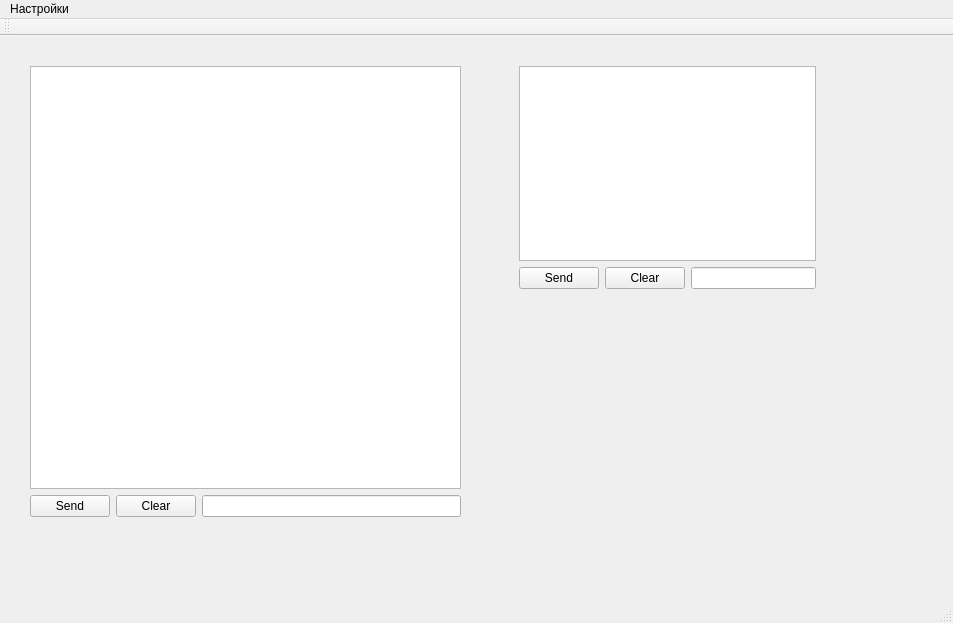
Qt form mainwindow.ui (iamsaywhat/cutecom-terminal) before a commit.
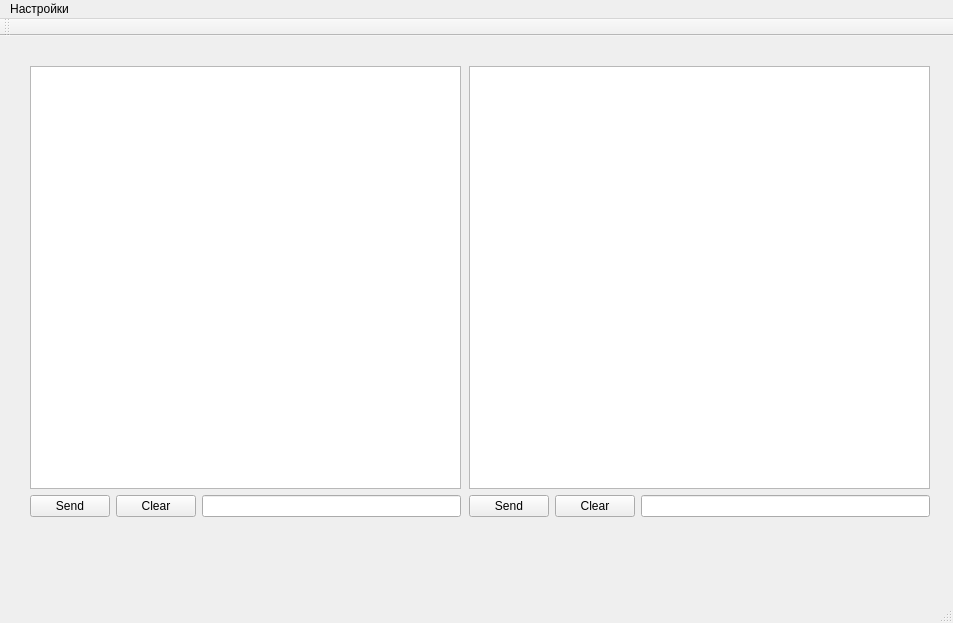
The same form after that commit.

Diff of the .ui file:
```diff
--- a/mainwindow.ui
+++ b/mainwindow.ui
@@ -58,10 +58,10 @@
    <widget class="QWidget" name="">
     <property name="geometry">
      <rect>
-      <x>519</x>
+      <x>469</x>
       <y>30</y>
-      <width>297</width>
-      <height>223</height>
+      <width>461</width>
+      <height>451</height>
      </rect>
     </property>
     <layout class="QGridLayout" name="tebleLayout">
```
